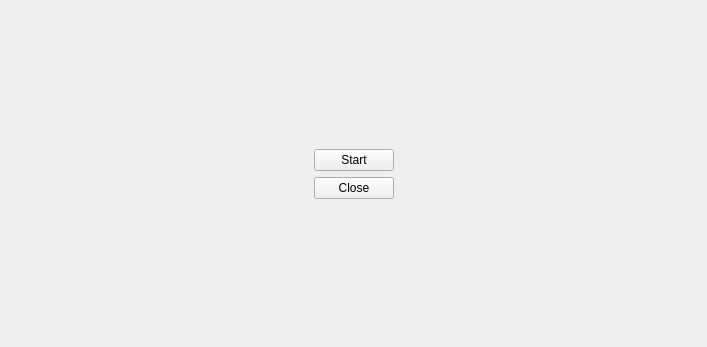
Qt form mainwindow.ui (Boza-s6/rs15-20) before a commit.
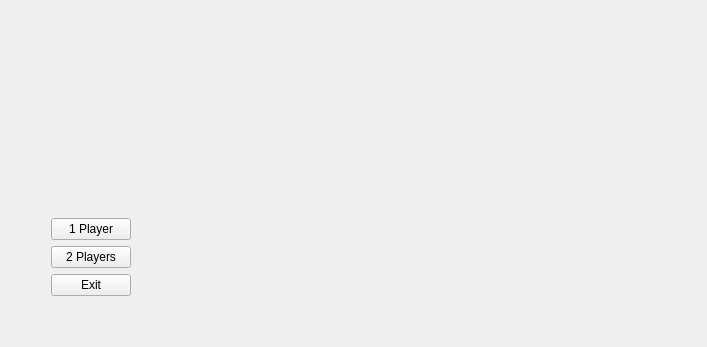
The same form after that commit.

The edit to the form file:
```diff
--- a/mainwindow.ui
+++ b/mainwindow.ui
@@ -21,15 +21,31 @@
     <bool>true</bool>
    </property>
    <layout class="QGridLayout" name="gridLayout_2">
-    <item row="1" column="2">
-     <spacer name="horizontalSpacer_2">
+    <item row="3" column="1">
+     <widget class="QPushButton" name="btn_exit">
+      <property name="sizePolicy">
+       <sizepolicy hsizetype="Preferred" vsizetype="Preferred">
+        <horstretch>0</horstretch>
+        <verstretch>0</verstretch>
+       </sizepolicy>
+      </property>
+      <property name="text">
+       <string>Exit</string>
+      </property>
+     </widget>
+    </item>
+    <item row="5" column="1">
+     <spacer name="verticalSpacer_2">
       <property name="orientation">
-       <enum>Qt::Horizontal</enum>
+       <enum>Qt::Vertical</enum>
+      </property>
+      <property name="sizeType">
+       <enum>QSizePolicy::Minimum</enum>
       </property>
       <property name="sizeHint" stdset="0">
        <size>
-        <width>40</width>
-        <height>20</height>
+        <width>20</width>
+        <height>40</height>
        </size>
       </property>
      </spacer>
@@ -47,11 +63,43 @@
       </property>
      </spacer>
     </item>
+    <item row="1" column="2">
+     <spacer name="horizontalSpacer_2">
+      <property name="orientation">
+       <enum>Qt::Horizontal</enum>
+      </property>
+      <property name="sizeType">
+       <enum>QSizePolicy::Expanding</enum>
+      </property>
+      <property name="sizeHint" stdset="0">
+       <size>
+        <width>40</width>
+        <height>20</height>
+       </size>
+      </property>
+     </spacer>
+    </item>
+    <item row="1" column="1">
+     <widget class="QPushButton" name="btn_1player">
+      <property name="sizePolicy">
+       <sizepolicy hsizetype="Preferred" vsizetype="Preferred">
+        <horstretch>0</horstretch>
+        <verstretch>0</verstretch>
+       </sizepolicy>
+      </property>
+      <property name="text">
+       <string>1 Player</string>
+      </property>
+     </widget>
+    </item>
     <item row="1" column="0">
      <spacer name="horizontalSpacer">
       <property name="orientation">
        <enum>Qt::Horizontal</enum>
       </property>
+      <property name="sizeType">
+       <enum>QSizePolicy::Minimum</enum>
+      </property>
       <property name="sizeHint" stdset="0">
        <size>
         <width>40</width>
@@ -60,21 +108,8 @@
       </property>
      </spacer>
     </item>
-    <item row="1" column="1">
-     <widget class="QPushButton" name="btnStart">
-      <property name="sizePolicy">
-       <sizepolicy hsizetype="Preferred" vsizetype="Preferred">
-        <horstretch>0</horstretch>
-        <verstretch>0</verstretch>
-       </sizepolicy>
-      </property>
-      <property name="text">
-       <string>Start</string>
-      </property>
-     </widget>
-    </item>
     <item row="2" column="1">
-     <widget class="QPushButton" name="btnClose">
+     <widget class="QPushButton" name="btn_2players">
       <property name="sizePolicy">
        <sizepolicy hsizetype="Preferred" vsizetype="Preferred">
         <horstretch>0</horstretch>
@@ -82,23 +117,10 @@
        </sizepolicy>
       </property>
       <property name="text">
-       <string>Close</string>
+       <string>2 Players</string>
       </property>
      </widget>
     </item>
-    <item row="3" column="1">
-     <spacer name="verticalSpacer_2">
-      <property name="orientation">
-       <enum>Qt::Vertical</enum>
-      </property>
-      <property name="sizeHint" stdset="0">
-       <size>
-        <width>20</width>
-        <height>40</height>
-       </size>
-      </property>
-     </spacer>
-    </item>
    </layout>
   </widget>
  </widget>
```
Left out of the diff: 4 changed lines with no effect on the pictures.
